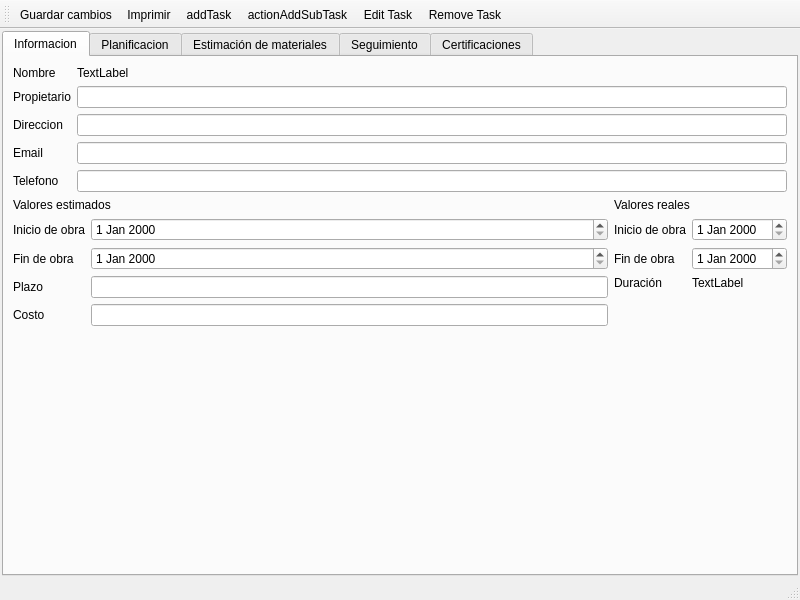
This is mksPlanner/views/projectwindow.ui in diegowald/mksPlanner as Qt 5 draws it before an edit. The edited form follows.
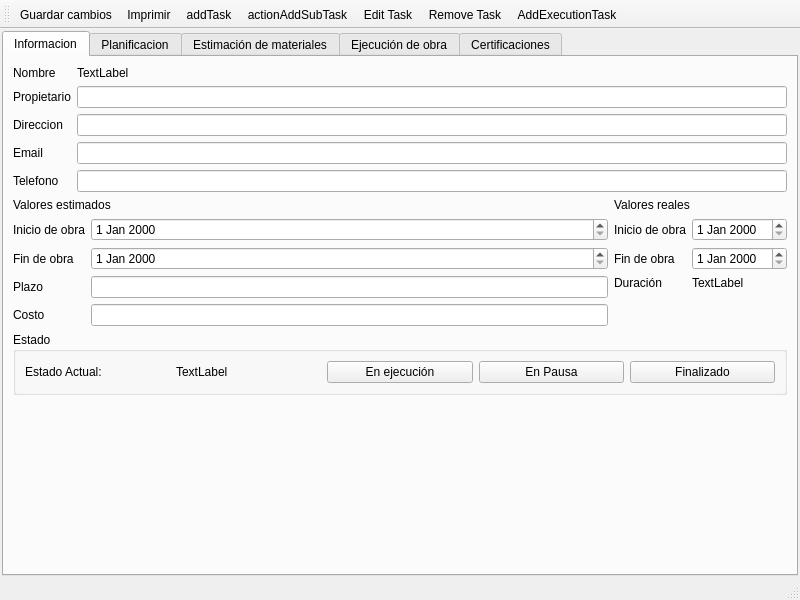
This is the edited form. The open tabs and pages were chosen to show the change. Icons and pictures are not drawn. Custom widgets are drawn as their Qt base class.

Commit message: Trabajando con tareas en ejecucion.

What changed in the file:
```diff
--- a/mksPlanner/views/projectwindow.ui
+++ b/mksPlanner/views/projectwindow.ui
@@ -226,6 +226,50 @@
           </item>
          </layout>
         </item>
+        <item>
+         <widget class="QGroupBox" name="groupBox">
+          <property name="title">
+           <string>Estado</string>
+          </property>
+          <layout class="QHBoxLayout" name="horizontalLayout">
+           <item>
+            <widget class="QLabel" name="label_8">
+             <property name="text">
+              <string>Estado Actual:</string>
+             </property>
+            </widget>
+           </item>
+           <item>
+            <widget class="QLabel" name="lblEstadoActual">
+             <property name="text">
+              <string>TextLabel</string>
+             </property>
+            </widget>
+           </item>
+           <item>
+            <widget class="QPushButton" name="btnEjecucion">
+             <property name="text">
+              <string>En ejecución</string>
+             </property>
+            </widget>
+           </item>
+           <item>
+            <widget class="QPushButton" name="btnPausa">
+             <property name="text">
+              <string>En Pausa</string>
+             </property>
+            </widget>
+           </item>
+           <item>
+            <widget class="QPushButton" name="btnFin">
+             <property name="text">
+              <string>Finalizado</string>
+             </property>
+            </widget>
+           </item>
+          </layout>
+         </widget>
+        </item>
         <item>
          <spacer name="verticalSpacer">
           <property name="orientation">
@@ -271,7 +315,7 @@
       </widget>
       <widget class="QWidget" name="tab_4">
        <attribute name="title">
-        <string>Seguimiento</string>
+        <string>Ejecución de obra</string>
        </attribute>
       </widget>
       <widget class="QWidget" name="tab_5">
@@ -310,6 +354,7 @@
    <addaction name="actionActionAddSubTask"/>
    <addaction name="actionEdit_Task"/>
    <addaction name="actionRemove_Task"/>
+   <addaction name="actionAddExecutionTask"/>
   </widget>
   <action name="actionAddTask">
    <property name="icon">
@@ -365,6 +410,15 @@
     <string>actionAddSubTask</string>
    </property>
   </action>
+  <action name="actionAddExecutionTask">
+   <property name="icon">
+    <iconset resource="../mksplanner.qrc">
+     <normaloff>:/tableWindow/tools/add</normaloff>:/tableWindow/tools/add</iconset>
+   </property>
+   <property name="text">
+    <string>AddExecutionTask</string>
+   </property>
+  </action>
  </widget>
  <customwidgets>
   <customwidget>
```
Left out of the diff: 15 changed lines with no effect on the pictures. The commit also changes 27 other files.
